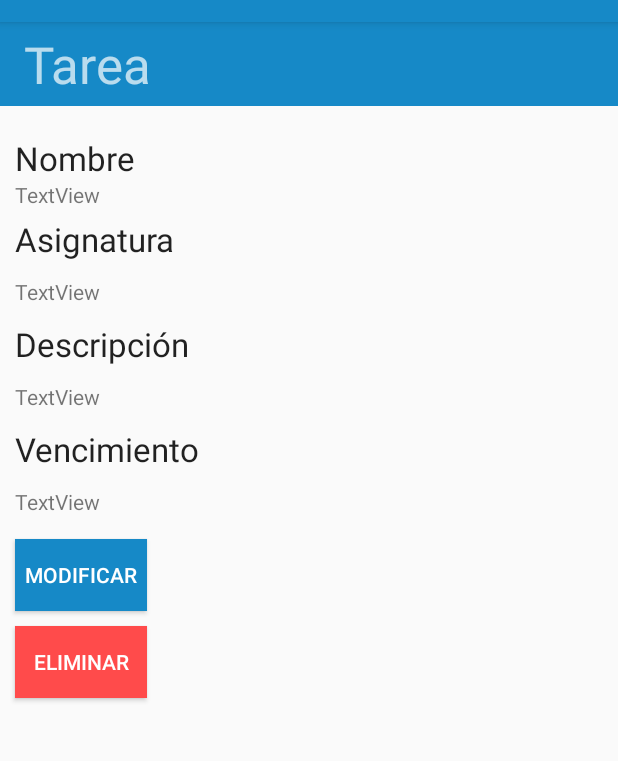
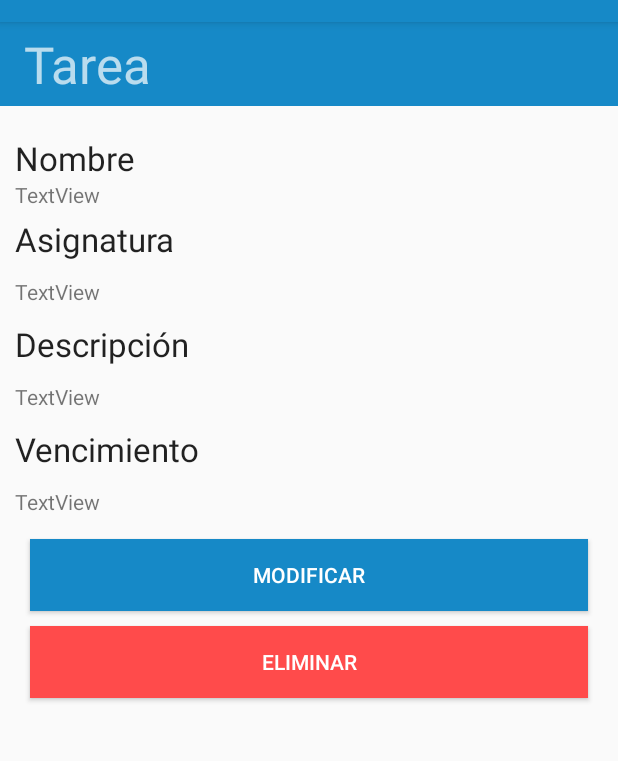
Before and after one commit to RodrigoVelazquez99/taskmn, an Android app: the VerTareaActivity screen opened directly, with no data from a screen before it, on a phone screen of 412 x 824 dp, the part 62-823 px from its top. Run offline under Robolectric (Android 15) with nearby library versions, the phone set to English and light mode, and no system bars; 4 statements that could not run were skipped.

Commit message:
mejoras en las vistas

```diff
--- a/app/src/main/res/layout/tarea.xml
+++ b/app/src/main/res/layout/tarea.xml
@@ -102,10 +102,11 @@
 
             <Button
                 android:id="@+id/modificar"
-                android:layout_width="wrap_content"
+                android:layout_width="match_parent"
                 android:layout_height="wrap_content"
-                android:layout_marginLeft="10dp"
+                android:layout_marginLeft="20dp"
                 android:layout_marginTop="10dp"
+                android:layout_marginRight="20dp"
                 android:background="@color/colorPrimary"
                 android:gravity="center_horizontal|center_vertical"
                 android:text="Modificar"
@@ -113,10 +114,11 @@
 
             <Button
                 android:id="@+id/eliminar"
-                android:layout_width="wrap_content"
+                android:layout_width="match_parent"
                 android:layout_height="wrap_content"
-                android:layout_marginLeft="10dp"
+                android:layout_marginLeft="20dp"
                 android:layout_marginTop="10dp"
+                android:layout_marginRight="20dp"
                 android:background="#FF4B4B"
                 android:gravity="center_horizontal|center_vertical"
                 android:text="Eliminar"
```
Also changed, not shown: app/src/main/res/layout/actualizar_tarea.xml (+4 -3 lines).
